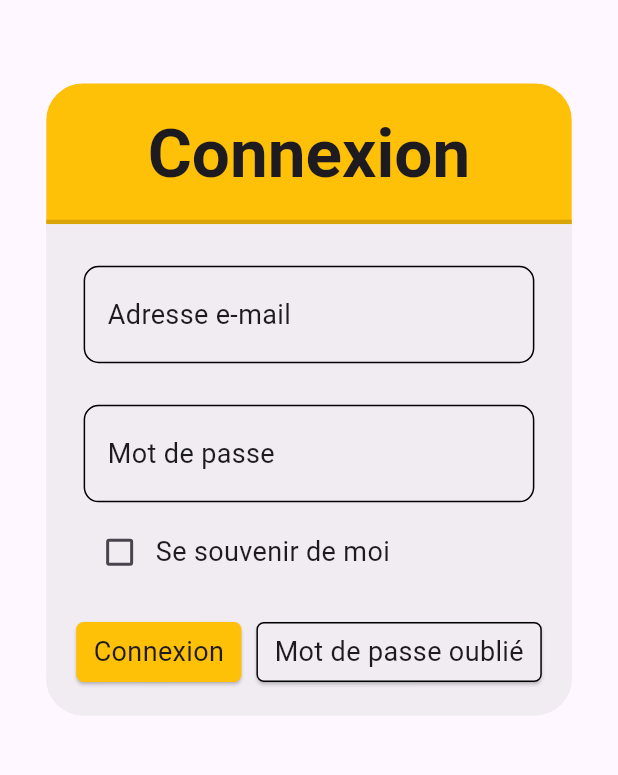
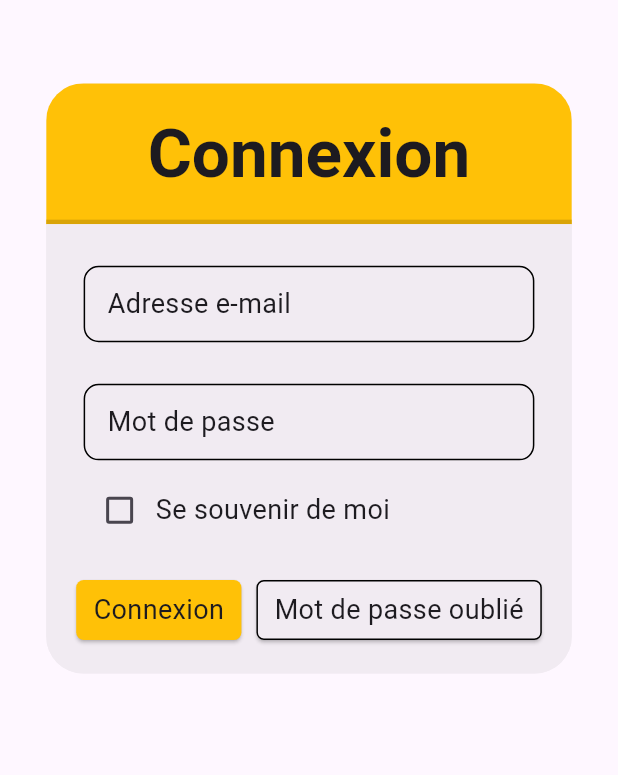
Before and after one commit to EloquenciaOrg/Eloquencia-App-POC, a Flutter app: the screen it shows after launch, scrolled down 106 dp, after a tap on "Se Connecter", on a phone screen of 412 x 824 dp, the part 84-859 px from its top. Run offline on Flutter 3.47's test engine with Material 3 defaults, Android fonts, the phone set to English and light mode, and no system bars; our stand-ins replace carousel_slider, connectivity_plus, file_picker, flutter_html, flutter_secure_storage, internet_connection_checker and 1 more; missing offline and left inert: bcrypt, flutter_html_iframe; network calls fail.

Commit message:
First time building APK, fixed image issue when using app from APK, changed the style of the text input in the text fields, the login now sends user to welcome page when logged in, when logout token stored is deleted, fixed issue of the message in the drawer showing when it shouldn't

```diff
--- a/lib/about.dart
+++ b/lib/about.dart
@@ -218,7 +218,7 @@ class AboutPage extends StatelessWidget {
                         style: Theme.of(context).textTheme.headlineSmall,
                         textAlign: TextAlign.center,
                       ),
-                      Image.asset(logo, width: getWidth(context, 100)),
+                      Image.network(logo, width: getWidth(context, 100)),
                       SizedBox(height: largeHeight(context)),
                       const Text('Le logo d\'Eloquéncia a tout d\'abord été "Eloquéncia, première Edition" car le but premier était seulement d\'accompagner les élèves de collèges et lycées à un concours de fin d\'année. Cependant, le président a par la suite préféré que l\'association soit plus accessible et qu\'elle puisse proposer des activités plus diverses et concerner un plus large public.',
                         textAlign: TextAlign.justify,
--- a/lib/contact.dart
+++ b/lib/contact.dart
@@ -83,6 +83,7 @@ class _ContactPageState extends State<ContactPage> {
                                               onTapOutside: (event) {
                                                 FocusScope.of(context).unfocus();
                                               },
+                                              style: Theme.of(context).textTheme.bodySmall,
                                               cursorColor: black,
                                               decoration: InputDecoration(
                                                 labelText: 'Nom',
@@ -103,6 +104,7 @@ class _ContactPageState extends State<ContactPage> {
                                               onTapOutside: (event) {
                                                 FocusScope.of(context).unfocus();
                                               },
+                                              style: Theme.of(context).textTheme.bodySmall,
                                               cursorColor: black,
                                               decoration: InputDecoration(
                                                 labelText: 'Adresse e-mail',
@@ -125,6 +127,7 @@ class _ContactPageState extends State<ContactPage> {
                                                 onTapOutside: (event) {
                                                   FocusScope.of(context).unfocus();
                                                 },
+                                                style: Theme.of(context).textTheme.bodySmall,
                                                 textAlignVertical: TextAlignVertical.top,
                                                 expands: true,
                                                 maxLines: null,
--- a/lib/discount.dart
+++ b/lib/discount.dart
@@ -102,6 +102,7 @@ class _DiscountPageState extends State<DiscountPage> {
                                               onTapOutside: (event) {
                                                 FocusScope.of(context).unfocus();
                                               },
+                                              style: Theme.of(context).textTheme.bodySmall,
                                               cursorColor: black,
                                               decoration: InputDecoration(
                                                 labelText: 'Nom complet',
@@ -122,6 +123,7 @@ class _DiscountPageState extends State<DiscountPage> {
                                               onTapOutside: (event) {
                                                 FocusScope.of(context).unfocus();
                                               },
+                                              style: Theme.of(context).textTheme.bodySmall,
                                               cursorColor: black,
                                               decoration: InputDecoration(
                                                 labelText: 'Adresse e-mail',
--- a/lib/forgotpasswd.dart
+++ b/lib/forgotpasswd.dart
@@ -74,6 +74,7 @@ class ForgotPasswdPage extends StatelessWidget {  // La page d'accueil
                                               onTapOutside: (event) {
                                                 FocusScope.of(context).unfocus();
                                               },
+                                              style: Theme.of(context).textTheme.bodySmall,
                                               cursorColor: black,
                                               decoration: InputDecoration(
                                                 labelText: 'Adresse e-mail',
--- a/lib/home.dart
+++ b/lib/home.dart
@@ -232,9 +232,9 @@ class _HomePageState extends State<HomePage> {
                 SizedBox(height: largeHeight(context)),  // Espace entre les boutons d'adhésion et de connexion et le carrousel
                 CarouselSlider(  // Carrousel d'images
                   items: [
-                    Image.asset('assets/images/carousel.jpg',
+                    Image.network('https://dev.eloquencia.org/images/carousel1_2.jpg',
                     ),
-                    Image.asset('assets/images/carousel1.jpg',
+                    Image.network('https://dev.eloquencia.org/images/carousel2_2.jpg',
                     )
                   ],
                   options: CarouselOptions(
--- a/lib/login.dart
+++ b/lib/login.dart
@@ -2,6 +2,7 @@
 
 import 'package:eloquencia/forgotpasswd.dart';
 import 'package:eloquencia/main.dart';
+import 'package:eloquencia/welcome.dart';
 import 'package:flutter/material.dart';
 
 class LoginPage extends StatefulWidget {
@@ -95,10 +96,11 @@ class _LoginPageState extends State<LoginPage> {
                                           children: [
                                             SizedBox(height: largeHeight(context)),
                                             TextField(  // Champ de texte pour la connexion
-                                            controller: email,
+                                              controller: email,
                                               onTapOutside: (event) {
                                                 FocusScope.of(context).unfocus();
                                               },
+                                              style: Theme.of(context).textTheme.bodySmall,
                                               cursorColor: black,
                                               decoration: InputDecoration(
                                                 labelText: 'Adresse e-mail',
@@ -119,6 +121,7 @@ class _LoginPageState extends State<LoginPage> {
                                               onTapOutside: (event) {
                                                 FocusScope.of(context).unfocus();
                                               },
+                                              style: Theme.of(context).textTheme.bodySmall,
                                               obscureText: true,  // Masquer le mot de passe
                                               cursorColor: black,
                                               decoration: InputDecoration(
@@ -201,6 +204,10 @@ class _LoginPageState extends State<LoginPage> {
                                                     while (Navigator.canPop(context)) {  // Je retourne à la page d'accueil
                                                       Navigator.pop(context);
                                                     }
+                                                    Navigator.push(
+                                                      context,
+                                                      MaterialPageRoute(builder: (context) => WelcomePage(userInfo: widget.userInfo))
+                                                    );
                                                   }
                                                 },
                                                 child: Text('Connexion',
--- a/lib/logout.dart
+++ b/lib/logout.dart
@@ -98,7 +98,8 @@ class LogoutPage extends StatelessWidget {
                                             ),
 
                                             onPressed: () async {
-                                              // TODO supprimer le token
+                                              print(await storage.readAll());
+                                              storage.deleteAll();  // TODO supprimer le token
                                             },
                                             child: Text('Se déconnecter',
                                               style: Theme.of(context).textTheme.bodyMedium
--- a/lib/main.dart
+++ b/lib/main.dart
@@ -1,5 +1,5 @@
 //import 'dart:nativewrappers/_internal/vm/lib/internal_patch.dart';
-// ignore_for_file: avoid_print
+// ignore_for_file: avoid_print, strict_top_level_inference
 
 import 'dart:convert';
 import 'dart:io';
@@ -131,6 +131,21 @@ appBarEloquencia(BuildContext context, pageID, [double space = 16.0]) {  // Fonc
   );
 }
 
+userMessage(context, userInfo) {
+  if (userInfo.isEmpty) {
+    return SizedBox();
+  } else {
+    return Column(
+      children: [
+        SizedBox(height: smallHeight(context)),
+        Text('Bienvenue ${userInfo['first_name']} ${userInfo['name']}',
+          style: Theme.of(context).textTheme.headlineMedium
+        )
+      ]
+    );
+  }
+}
+
 drawerHeaderEloquencia(BuildContext context, pageID, userInfo) {  // Fonction pour créer l'en-tête du menu de navigation
   return DrawerHeader(  // En-tête du menu de navigation
     decoration: const BoxDecoration(color: yellow),  // Couleur du bouton
@@ -138,11 +153,7 @@ drawerHeaderEloquencia(BuildContext context, pageID, userInfo) {  // Fonction po
       mainAxisAlignment: MainAxisAlignment.start,  // Alignement du logo le plus à gauche possible
       children: [
         logoEloquencia(context, pageID, 30),  // Logo de l'application à la taille 30
-        if (userInfo.isEmpty == false)
-          SizedBox(height: smallHeight(context)),
-          Text('Bienvenue ${userInfo['first_name']} ${userInfo['name']}',
-            style: Theme.of(context).textTheme.headlineMedium
-          )
+        userMessage(context, userInfo)
       ],
     ),
   );
@@ -322,7 +333,7 @@ Future<bool> checkConnection() async {  //TODO : custom "connexion perdue" page
 
 Future apiLogin(context, email, password) async {
   var emailErr = '';
-  // if (password.length == 0) {  //TODO ajouter cryptage
+  // if (password.length == 0) {
   // } else {
   //   password = BCrypt.hashpw(password, BCrypt.gensalt());
   // }
@@ -334,8 +345,7 @@ Future apiLogin(context, email, password) async {
         'password': password
       }
     );
-    var login = jsonDecode(apiLogin.body) as Map<String, dynamic>;
-    print(login);
+
     if (apiLogin.statusCode == 200) {
       print('Connexion réussie');
     }
@@ -354,6 +364,9 @@ Future apiLogin(context, email, password) async {
     if (apiLogin.statusCode == 500) {
       throw Exception('Erreur interne du serveur');
     }
+    if (apiLogin.statusCode == 502) {
+      throw Exception('Bad Gateway');
+    }
     if (apiLogin.statusCode == 503) {
       throw Exception('Serveur en maintenance');
     }
@@ -361,6 +374,8 @@ Future apiLogin(context, email, password) async {
       throw Exception('Aucune information reçue');
     }
     print(apiLogin.body);
+    var login = jsonDecode(apiLogin.body) as Map<String, dynamic>;
+    print(login);
     if (login['status'] == 'success') {
       var userInfo = login['user_info'];
       await storage.write(key: 'token', value: login['token']);
--- a/lib/services.dart
+++ b/lib/services.dart
@@ -270,7 +270,7 @@ class ServicesPage extends StatelessWidget {
                       color: yellow3
                     )
                   ),
-                  SelectableText('contact@eloquencia.org',
+                  SelectableText('contact@eloquencia.org',  //TODO utiliser mailto pour envoyer sur appli de mail
                     style: Theme.of(context).textTheme.bodyMedium,
                   ),
                   SizedBox(height: smallHeight(context)),
--- a/pubspec.yaml
+++ b/pubspec.yaml
@@ -38,7 +38,7 @@ dependencies:
     sdk: flutter
   flutter_html: ^3.0.0
   flutter_html_iframe: ^3.0.0
-  flutter_lints: ^5.0.0
+  flutter_lints: ^6.0.0
   flutter_native_splash: ^2.4.6
   flutter_secure_storage: ^9.2.4
   http: ^1.4.0
```
Also changed, not shown: flutter_launcher_icons.yaml (added, +33 -0 lines), lib/welcome.dart (added, +16 -0 lines), assets/images/carousel.jpg, pubspec.lock, 29 other files.
